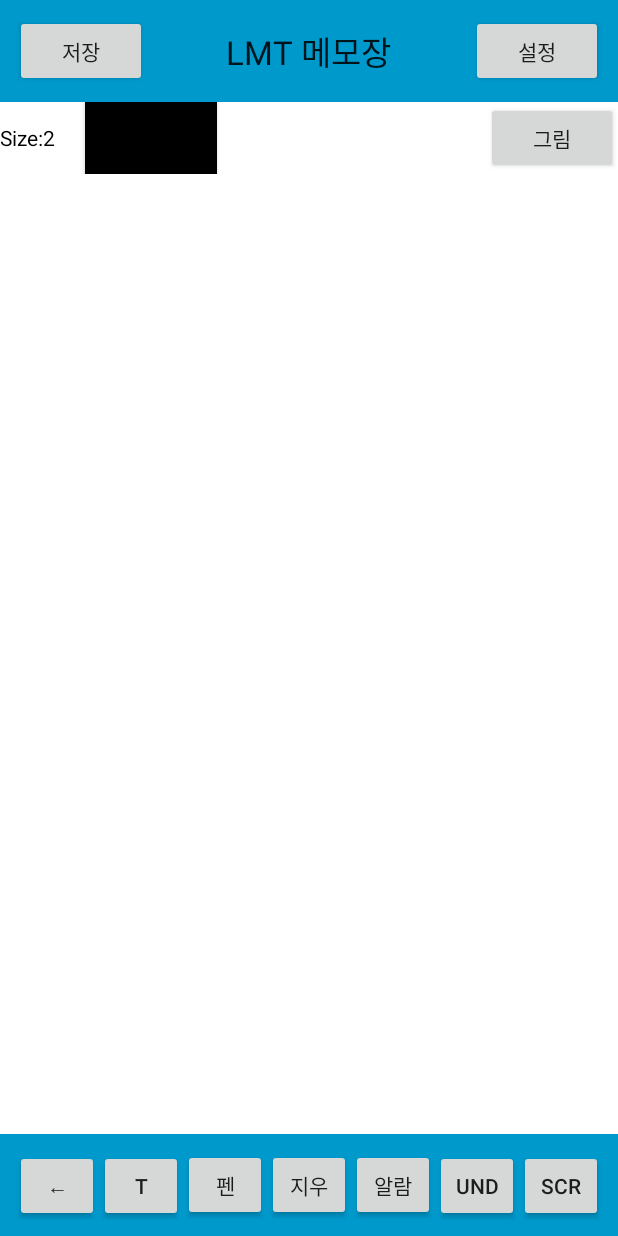
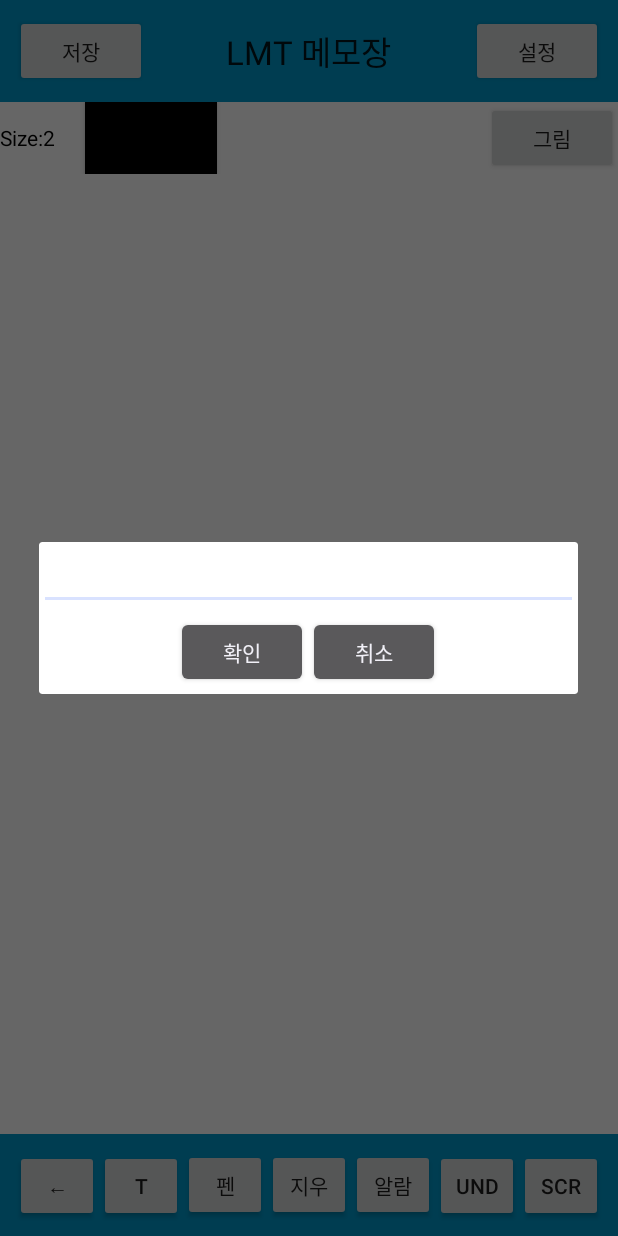
Before and after one commit to YoonDongSoo/KYP, an Android app: the MemoWriteActivity screen opened directly, with no data from a screen before it, after a tap on an icon or button, on a phone screen of 412 x 824 dp. Run offline under Robolectric (Android 15) with nearby library versions, the phone set to English and light mode, and no system bars; 5 statements that could not run were skipped.

Commit message:
텍스트 팝업 하는중

```diff
--- a/app/src/main/AndroidManifest.xml
+++ b/app/src/main/AndroidManifest.xml
@@ -59,6 +59,8 @@
         </activity>
 
 
+
+
     </application>
 
 </manifest>
--- a/app/src/main/java/yu/kyp/MemoWriteActivity.java
+++ b/app/src/main/java/yu/kyp/MemoWriteActivity.java
@@ -1,15 +1,20 @@
 package yu.kyp;
 
+import android.app.AlertDialog;
+import android.content.Context;
 import android.content.Intent;
 import android.graphics.Color;
 import android.os.Bundle;
 import android.util.Log;
 import android.view.Gravity;
+import android.view.LayoutInflater;
 import android.view.Menu;
 import android.view.MenuItem;
 import android.view.MotionEvent;
 import android.view.View;
+import android.view.ViewGroup;
 import android.widget.Button;
+import android.widget.FrameLayout;
 import android.widget.HorizontalScrollView;
 import android.widget.LinearLayout;
 import android.widget.ScrollView;
@@ -34,6 +39,7 @@ public class MemoWriteActivity extends BlunoLibrary {
     LinearLayout addedLayout;
     Button colorLegendBtn;
     TextView sizeLegendTxt;
+    LinearLayout popuplayout;
 
     //    Button pictureBtn;
     Button textBtn;
@@ -47,6 +53,8 @@ public class MemoWriteActivity extends BlunoLibrary {
     Button colorBtn;
     TextView sizetextview;
     Button scrollBtn;
+    Button textOKBtn;
+    Button textCacleBtn;
 
     int mColor = 0xff000000;
     int mSize = 2;
@@ -57,6 +65,7 @@ public class MemoWriteActivity extends BlunoLibrary {
     boolean eraserSelected = false;
     boolean scrollSelected = false;
     boolean dragSelected = false;
+    boolean textSelected  = false;
 
 
 
@@ -131,18 +140,31 @@ public class MemoWriteActivity extends BlunoLibrary {
         colorBtn = (Button) findViewById(R.id.buttoncolor);
         sizetextview = (TextView) findViewById(R.id.textviewsize);
         scrollBtn = (Button) findViewById(R.id.buttonScroll);
+        textOKBtn = (Button) findViewById(R.id.Ok);
+        textCacleBtn = (Button) findViewById(R.id.cancle);
 
 
-        final LinearLayout boardLayout = (LinearLayout) findViewById(R.id.boardLayout);
+        //main layout
+        ViewGroup.LayoutParams layoutParamsMain =
+                new ViewGroup.LayoutParams(ViewGroup.LayoutParams.MATCH_PARENT,
+                        ViewGroup.LayoutParams.MATCH_PARENT);
 
+        //sub layout
+        ViewGroup.LayoutParams layoutParamsSub =
+                new ViewGroup.LayoutParams(ViewGroup.LayoutParams.MATCH_PARENT,
+                        ViewGroup.LayoutParams.WRAP_CONTENT);
+
+        final FrameLayout boardLayout = (FrameLayout) findViewById(R.id.boardLayout);
+
+        LinearLayout subLayout = new LinearLayout(this);
+        subLayout.setOrientation(LinearLayout.VERTICAL);
 
         paintboard = new PaintBoard(this);
 
 
-
-        LinearLayout.LayoutParams params = new LinearLayout.LayoutParams(
-                800,
-                1000);                  //스크롤을 위한 캔버스의 크기 조절 부분
+        FrameLayout.LayoutParams params = new FrameLayout.LayoutParams(
+                1000,
+                1200);                  //스크롤을 위한 캔버스의 크기 조절 부분
 
         paintboard.setLayoutParams(params);
         paintboard.setPadding(2, 2, 2, 2);
@@ -156,6 +178,13 @@ public class MemoWriteActivity extends BlunoLibrary {
         colorBtn.setText(" ");
         colorBtn.setHeight(20);
         colorBtn.setBackgroundColor(mColor);            //현재 색깔을 나타냄
+
+//        mainLayout.addView(mImageView, layoutParamsMain);
+
+
+        boardLayout.addView(subLayout,layoutParamsSub);
+
+//        mEditText.addTextChangedListener(this);
 
         StringBuilder sb = new StringBuilder();
         try {
@@ -305,6 +334,18 @@ public class MemoWriteActivity extends BlunoLibrary {
         Scroll_Vertical.scrollBy(0, y);
     }
 
+//    public void showIME(View view) {
+//        Log.i(TAG , "showIME() is called");
+//        CharSequence initText = null;
+//
+//        initText = mTextView.getText();
+//        mEditText.setText(initText); // TextView의 초기 Text를 EditText로 보이게 하자.
+//
+//        InputMethodManager mInputMethod = (InputMethodManager) this.getSystemService(Context.INPUT_METHOD_SERVICE);
+//        Log.e(TAG , "mInputMethod  = " + mInputMethod);
+//
+//        mInputMethod.showSoftInput(view, InputMethodManager.SHOW_FORCED);
+//    }
 
     public int getChosenColor() {
         return mColor;
@@ -402,7 +443,7 @@ public class MemoWriteActivity extends BlunoLibrary {
     public void buttonBack_OnClick(View v)
     {
         // 확대 테스트
-        paintboard.zoomInBitmap();
+//        paintboard.zoomInBitmap();
     }
 
     /**
@@ -411,9 +452,55 @@ public class MemoWriteActivity extends BlunoLibrary {
      */
     public void buttonText_OnClick(View v)
     {
+        if(v == textBtn){
+            Context mContext = getApplicationContext();
+            LayoutInflater inflater = (LayoutInflater) mContext.getSystemService(LAYOUT_INFLATER_SERVICE);
+
+            View layout = inflater.inflate(R.layout.text_popup,(ViewGroup) findViewById(R.id.popup));
+            final AlertDialog.Builder aDialog = new AlertDialog.Builder(this);
+
+            aDialog.setTitle("");
+            aDialog.setView(layout);
+
+            final AlertDialog ad = aDialog.create();
+            ad.show();
+
+
+            //팝업의 확인 버튼이 눌렸을 때
+            textOKBtn.setOnClickListener(new View.OnClickListener() {
+                public void onClick(View v){
+                    registerForContextMenu(textOKBtn);
+                    openContextMenu(textOKBtn);
+                    finish();
+                }
+
+                });
+        }
+
+//
+//            textCacleBtn.setOnClickListener(new View.OnClickListener() {
+//                public void onClick(View v) {
+//                    finish();
+//                }
+//            });
+
+
         // 축소 테스트
         //Toast.makeText(this,"텍스트",Toast.LENGTH_SHORT).show();
-        paintboard.zoomOutBitmap();
+//        paintboard.zoomOutBitmap();
+//        setContentView(R.layout.text_popup);
+
+
+//        textOKBtn.setOnClickListener(new View.OnClickListener() {
+//            public void onClick(View v) {
+//
+//            }
+//        });
+//        textCacleBtn.setOnClickListener(new View.OnClickListener(){
+//            public void onClick(View v){
+////                finish();
+//            }
+//        });
     }
 
     /**
@@ -566,12 +653,19 @@ public class MemoWriteActivity extends BlunoLibrary {
         //스크롤 버튼이 눌렸을 경우
         //스크롤 버튼을 제외한 나머지 버튼들을 비활성화인 false 상태로 만듦
         if (scrollSelected) {
+            if(textSelected) {
+                textBtn.setEnabled(false);
+
+                textBtn.invalidate();
+            }
+
             Log.i("scrollBtn", "clicked.");
             colorBtn.setEnabled(false);
             penBtn.setEnabled(false);
             eraserBtn.setEnabled(false);
             undoBtn.setEnabled(false);
             alarmBtn.setEnabled(false);
+            textBtn.setEnabled(false);
 //            scrollBtn.setEnabled(false);
 
             colorBtn.invalidate();
@@ -579,6 +673,7 @@ public class MemoWriteActivity extends BlunoLibrary {
             eraserBtn.invalidate();
             undoBtn.invalidate();
             alarmBtn.invalidate();
+            textBtn.invalidate();
 //                        scrollBtn.invalidate();
 
             paintboard.setOnTouchListener(new View.OnTouchListener() {
@@ -638,12 +733,30 @@ public class MemoWriteActivity extends BlunoLibrary {
         //스크롤 버튼이 한번 더 눌렸을 경우
         //스크롤 이외의 버튼을 활성화인 true를 해줌
         else {
+            if(textSelected) {
+                textBtn.setEnabled(true);
+                penBtn.setEnabled(false);
+                eraserBtn.setEnabled(false);
+                undoBtn.setEnabled(false);
+                alarmBtn.setEnabled(false);
+                scrollBtn.setEnabled(true);
+
+                textBtn.invalidate();
+                colorBtn.invalidate();
+                penBtn.invalidate();
+                eraserBtn.invalidate();
+                undoBtn.invalidate();
+                alarmBtn.invalidate();
+                scrollBtn.invalidate();
+            }
             Log.i("scrollBtn", "unclicked.");
-            colorBtn.setEnabled(true);
+
+            if(!textSelected) {
                 penBtn.setEnabled(true);
                 eraserBtn.setEnabled(true);
                 undoBtn.setEnabled(true);
                 alarmBtn.setEnabled(true);
+                textBtn.setEnabled(true);
 //                        scrollBtn.setEnabled(true);
 
                 colorBtn.invalidate();
@@ -651,7 +764,9 @@ public class MemoWriteActivity extends BlunoLibrary {
                 eraserBtn.invalidate();
                 undoBtn.invalidate();
                 alarmBtn.invalidate();
+                textBtn.invalidate();
 //                        scrollBtn.invalidate();
+            }
 
             paintboard.setOnTouchListener(new View.OnTouchListener() {
 
@@ -663,9 +778,11 @@ public class MemoWriteActivity extends BlunoLibrary {
 
                 paintboard.updatePaintProperty(mColor, mSize);
                 displayPaintProperty();
+
         }
 
     }
+
     @Override
     protected void onResume() {
         super.onResume();
--- a/app/src/main/java/yu/kyp/PaintBoard.java
+++ b/app/src/main/java/yu/kyp/PaintBoard.java
@@ -256,6 +256,9 @@ public class PaintBoard extends View {
 
         invalidate();
     }
+
+
+
 
 
 
--- a/app/src/main/res/layout/activity_memo_write.xml
+++ b/app/src/main/res/layout/activity_memo_write.xml
@@ -93,12 +93,13 @@
             android:layout_width="match_parent"
             android:layout_height="match_parent"
             android:fillViewport="true">
-            <LinearLayout
+            <FrameLayout
                 android:id="@+id/boardLayout"
                 android:layout_width="match_parent"
                 android:layout_height="match_parent"
-                android:orientation="horizontal">
-            </LinearLayout>
+                android:orientation="horizontal"
+                >
+            </FrameLayout>
         </ScrollView>
     </HorizontalScrollView>
 
--- /dev/null
+++ b/app/src/main/res/layout/text_popup.xml
@@ -0,0 +1,41 @@
+<?xml version="1.0" encoding="utf-8"?>
+<LinearLayout xmlns:android="http://schemas.android.com/apk/res/android"
+    android:orientation="vertical" android:layout_width="match_parent"
+    android:layout_height="match_parent"
+    android:id="@+id/popup">
+
+
+    <EditText
+        android:layout_width="fill_parent"
+        android:layout_height="wrap_content"
+        android:id="@+id/textEdit"
+        />
+    <RelativeLayout
+        android:layout_width="fill_parent"
+        android:layout_height="wrap_content"
+        android:layout_gravity="center_horizontal"
+        android:orientation="horizontal"
+        android:padding="4dp">
+
+        <LinearLayout
+            android:orientation="horizontal"
+            android:layout_width="wrap_content"
+            android:layout_height="wrap_content"
+            android:gravity="center_horizontal"
+            android:layout_centerHorizontal="true">
+
+            <Button
+                android:layout_width="wrap_content"
+                android:layout_height="wrap_content"
+                android:text="확인"
+                android:id="@+id/Ok" />
+
+            <Button
+                android:layout_width="wrap_content"
+                android:layout_height="wrap_content"
+                android:id="@+id/cancle"
+                android:text="취소" />
+        </LinearLayout>
+
+    </RelativeLayout>
+</LinearLayout>
```
Also changed, not shown: app/src/main/java/yu/kyp/ColorPickerDialog.java (+19 -5 lines). Lines whose indentation alone changed are shown as unchanged.
